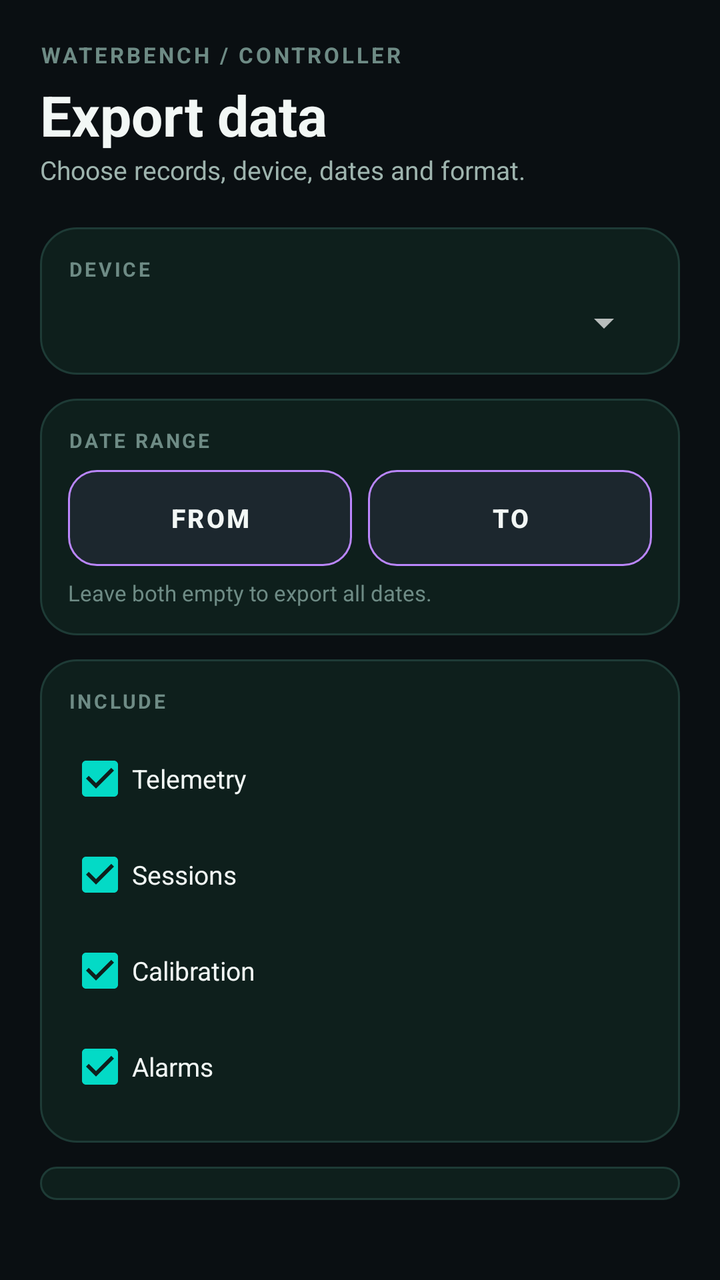
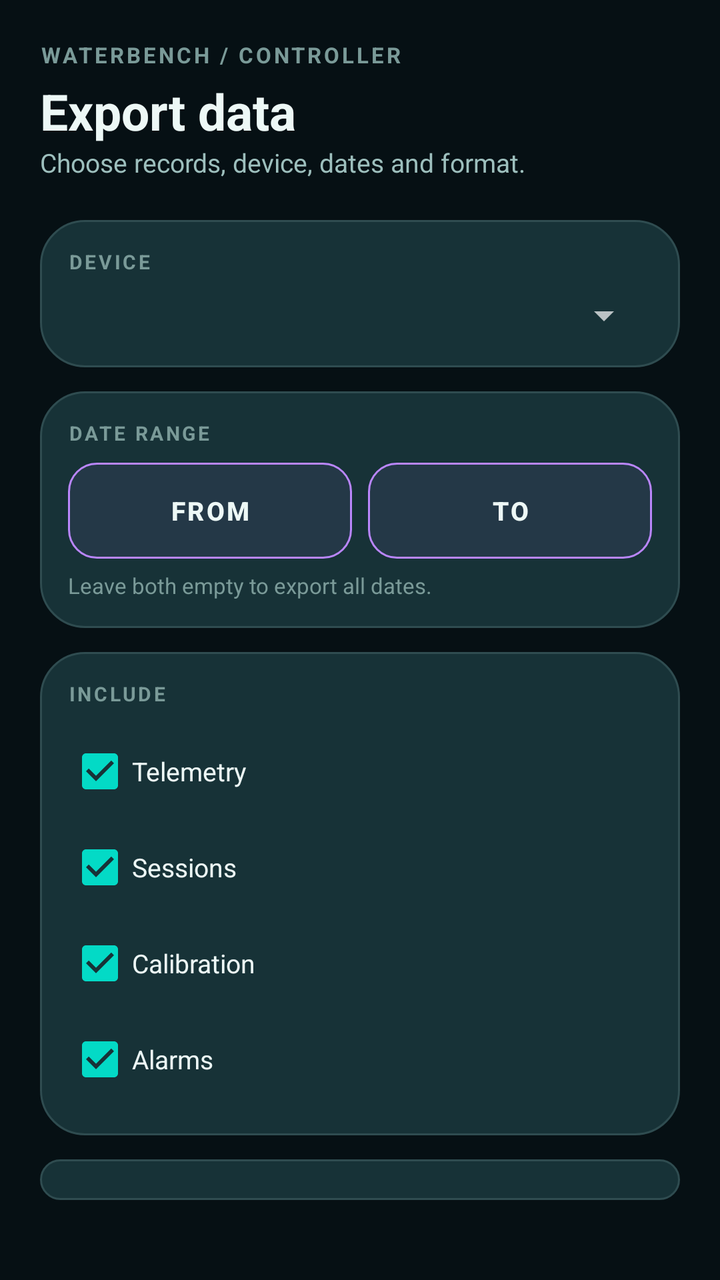

Two renders of the same Android screen: before a commit and after it. Below are the layout's source before the change and the commit's diff.
<!-- AndroidManifest.xml: application theme Theme.WaterBench -->
<!-- res/layout/screen_export.xml -->
<?xml version="1.0" encoding="utf-8"?>
<LinearLayout xmlns:android="http://schemas.android.com/apk/res/android"
    android:layout_width="match_parent"
    android:layout_height="match_parent"
    android:orientation="vertical"
    android:padding="20dp">

    <TextView android:layout_width="wrap_content" android:layout_height="wrap_content"
        android:text="WATERBENCH / CONTROLLER"
        android:textColor="?attr/wbTextMuted" android:textSize="11sp"
        android:letterSpacing="0.12" android:textStyle="bold" />

    <TextView android:layout_width="wrap_content" android:layout_height="wrap_content"
        android:text="Export data"
        android:textColor="?attr/wbTextPrimary" android:textSize="28sp"
        android:textStyle="bold" android:layout_marginTop="4dp" />

    <TextView android:layout_width="wrap_content" android:layout_height="wrap_content"
        android:text="@string/tagline_export"
        android:textColor="?attr/wbTextSecondary" android:textSize="13sp"
        android:layout_marginBottom="20dp" />

    
    <LinearLayout android:layout_width="match_parent" android:layout_height="wrap_content"
        android:orientation="vertical" android:background="@drawable/card_bg"
        android:padding="14dp" android:layout_marginBottom="12dp">

        <TextView android:layout_width="wrap_content" android:layout_height="wrap_content"
            android:text="DEVICE" android:textColor="?attr/wbTextMuted"
            android:textSize="10sp" android:letterSpacing="0.12" android:textStyle="bold" />

        <Spinner android:id="@+id/spnDevice"
            android:layout_width="match_parent" android:layout_height="wrap_content"
            android:layout_marginTop="8dp" />
    </LinearLayout>

    
    <LinearLayout android:layout_width="match_parent" android:layout_height="wrap_content"
        android:orientation="vertical" android:background="@drawable/card_bg"
        android:padding="14dp" android:layout_marginBottom="12dp">

        <TextView android:layout_width="wrap_content" android:layout_height="wrap_content"
            android:text="DATE RANGE" android:textColor="?attr/wbTextMuted"
            android:textSize="10sp" android:letterSpacing="0.12" android:textStyle="bold" />

        <LinearLayout android:layout_width="match_parent" android:layout_height="wrap_content"
            android:orientation="horizontal" android:layout_marginTop="8dp"
            android:gravity="center_vertical">

            <Button android:id="@+id/btnDateFrom"
                android:layout_width="0dp" android:layout_weight="1" android:layout_height="48dp"
                android:background="@drawable/input_bg"
                android:text="From" android:textColor="?attr/wbTextPrimary"
                android:textSize="13sp" android:textStyle="bold"
                android:paddingStart="12dp" android:paddingEnd="12dp"
                android:layout_marginEnd="8dp" />

            <Button android:id="@+id/btnDateTo"
                android:layout_width="0dp" android:layout_weight="1" android:layout_height="48dp"
                android:background="@drawable/input_bg"
                android:text="To" android:textColor="?attr/wbTextPrimary"
                android:textSize="13sp" android:textStyle="bold"
                android:paddingStart="12dp" android:paddingEnd="12dp" />

        </LinearLayout>
        <TextView android:layout_width="wrap_content" android:layout_height="wrap_content"
            android:layout_marginTop="6dp"
            android:text="Leave both empty to export all dates." android:textColor="?attr/wbTextMuted"
            android:textSize="11sp" />
    </LinearLayout>

    
    <LinearLayout android:layout_width="match_parent" android:layout_height="wrap_content"
        android:orientation="vertical" android:background="@drawable/card_bg"
        android:padding="14dp" android:layout_marginBottom="12dp">

        <TextView android:layout_width="wrap_content" android:layout_height="wrap_content"
            android:text="INCLUDE" android:textColor="?attr/wbTextMuted"
            android:textSize="10sp" android:letterSpacing="0.12" android:textStyle="bold" />

        <LinearLayout android:layout_width="match_parent" android:layout_height="wrap_content"
            android:orientation="vertical" android:layout_marginTop="8dp">

            <CheckBox android:id="@+id/chkTelemetry"
                android:layout_width="wrap_content" android:layout_height="wrap_content"
                android:text="Telemetry" android:textColor="?attr/wbTextPrimary"
                android:textSize="13sp" android:checked="true" />

            <CheckBox android:id="@+id/chkSessions"
                android:layout_width="wrap_content" android:layout_height="wrap_content"
                android:text="Sessions" android:textColor="?attr/wbTextPrimary"
                android:textSize="13sp" android:checked="true" />

            <CheckBox android:id="@+id/chkCalibrations"
                android:layout_width="wrap_content" android:layout_height="wrap_content"
                android:text="Calibration" android:textColor="?attr/wbTextPrimary"
                android:textSize="13sp" android:checked="true" />

            <CheckBox android:id="@+id/chkAlarms"
                android:layout_width="wrap_content" android:layout_height="wrap_content"
                android:text="Alarms" android:textColor="?attr/wbTextPrimary"
                android:textSize="13sp" android:checked="true" />
        </LinearLayout>
    </LinearLayout>

    
    <LinearLayout android:layout_width="match_parent" android:layout_height="wrap_content"
        android:orientation="vertical" android:background="@drawable/card_bg"
        android:padding="14dp" android:layout_marginBottom="20dp">

        <TextView android:layout_width="wrap_content" android:layout_height="wrap_content"
            android:text="FORMAT" android:textColor="?attr/wbTextMuted"
            android:textSize="10sp" android:letterSpacing="0.12" android:textStyle="bold" />

        <RadioGroup android:id="@+id/rgFormat"
            android:layout_width="match_parent" android:layout_height="wrap_content"
            android:orientation="horizontal" android:layout_marginTop="8dp">

            <RadioButton android:id="@+id/rbCsv"
                android:layout_width="wrap_content" android:layout_height="wrap_content"
                android:text="CSV" android:textColor="?attr/wbTextPrimary"
                android:textSize="13sp" android:checked="true" />

            <RadioButton android:id="@+id/rbJson"
                android:layout_width="wrap_content" android:layout_height="wrap_content"
                android:text="JSON" android:textColor="?attr/wbTextPrimary"
                android:textSize="13sp" />

            <RadioButton android:id="@+id/rbPdf"
                android:layout_width="wrap_content" android:layout_height="wrap_content"
                android:text="PDF" android:textColor="?attr/wbTextPrimary"
                android:textSize="13sp" />
        </RadioGroup>
    </LinearLayout>

    
    <Button android:id="@+id/btnExport"
        android:layout_width="match_parent" android:layout_height="56dp"
        android:background="@drawable/btn_normal"
        android:text="EXPORT FILE" android:textColor="?attr/wbBg"
        android:textStyle="bold" />

    <TextView android:layout_width="match_parent" android:layout_height="wrap_content"
        android:layout_marginTop="20dp" android:gravity="center"
        android:text="Water-only supervised bench prototype · Not for medical or human use"
        android:textColor="?attr/wbTextMuted" android:textSize="11sp" />

</LinearLayout>
<!-- resources referenced by this layout -->
<resources>
  <!-- drawable btn_normal (drawable) -->
  <?xml version="1.0" encoding="utf-8"?>
  <ripple xmlns:android="http://schemas.android.com/apk/res/android"
      android:color="#33FFFFFF">
      <item>
          <shape android:shape="rectangle">
              <solid android:color="?attr/wbAccent" />
              <corners android:radius="18dp" />
          </shape>
      </item>
  </ripple>
  <!-- drawable card_bg (drawable) -->
  <?xml version="1.0" encoding="utf-8"?>
  <shape xmlns:android="http://schemas.android.com/apk/res/android"
      android:shape="rectangle">
      <solid android:color="?attr/wbSurface" />
      <corners android:radius="18dp" />
      <stroke android:width="1dp" android:color="?attr/wbSurfaceStroke" />
  </shape>
  <!-- drawable input_bg (drawable) -->
  <?xml version="1.0" encoding="utf-8"?>
  <shape xmlns:android="http://schemas.android.com/apk/res/android"
      android:shape="rectangle">
      <solid android:color="?attr/wbInputBg" />
      <corners android:radius="14dp" />
      <stroke android:width="1dp" android:color="?attr/wbSurfaceStroke" />
  </shape>
  <string name="tagline_export">Choose records, device, dates and format.</string>
  <style name="Theme.WaterBench" parent="Theme.MaterialComponents.NoActionBar">
          <item name="wbBg">#0A0F12</item>
          <item name="wbSurface">#0E1F1C</item>
          <item name="wbSurfaceStroke">#1E3B36</item>
          <item name="wbInputBg">#14232020</item>
          <item name="wbChipBg">#164138</item>
          <item name="wbNavBg">#E6111614</item>
          <item name="wbNavItemBg">#331E3B36</item>
          <item name="wbProgressTrack">#1A2A26</item>
          <item name="wbAccent">#59D6B4</item>
          <item name="wbAccentDim">#3E9C80</item>
          <item name="wbOnAccent">#0A0F12</item>
          <item name="wbTextPrimary">#F2F7F5</item>
          <item name="wbTextSecondary">#9EB4AE</item>
          <item name="wbTextMuted">#6E8B85</item>
          <item name="wbDanger">#E5484D</item>
          <item name="wbDangerDim">#4A1414</item>
          <item name="wbDangerStroke">#7A1F1F</item>
          <item name="wbWarn">#EFA35C</item>
          <item name="wbWarnDim">#3E2A12</item>
          <item name="wbWarnStroke">#6B4A1E</item>
  
          <item name="android:windowBackground">#0A0F12</item>
          <item name="android:colorPrimary">#59D6B4</item>
          <item name="android:colorAccent">#59D6B4</item>
          <item name="android:statusBarColor">#0A0F12</item>
          <item name="android:navigationBarColor">#0A0F12</item>
          <item name="colorSurface">#0E1F1C</item>
          <item name="colorOnSurface">#F2F7F5</item>
          <item name="android:windowLightStatusBar" tools:targetApi="m">false</item>
      </style>
</resources>

<!-- the commit's change to res/layout/screen_export.xml (unified diff, before → after) -->
@@ -12,7 +12,7 @@
 
     <TextView android:layout_width="wrap_content" android:layout_height="wrap_content"
         android:text="Export data"
-        android:textColor="?attr/wbTextPrimary" android:textSize="28sp"
+        android:textColor="?attr/wbTextPrimary" android:textSize="25sp"
         android:textStyle="bold" android:layout_marginTop="4dp" />
 
     <TextView android:layout_width="wrap_content" android:layout_height="wrap_content"
<!-- resource entries referenced after the edit -->
@@ -16,7 +16,7 @@
   <shape xmlns:android="http://schemas.android.com/apk/res/android"
       android:shape="rectangle">
       <solid android:color="?attr/wbSurface" />
-      <corners android:radius="18dp" />
+      <corners android:radius="22dp" />
       <stroke android:width="1dp" android:color="?attr/wbSurfaceStroke" />
   </shape>
   <!-- drawable input_bg (drawable) -->
@@ -29,20 +29,20 @@
   </shape>
   <string name="tagline_export">Choose records, device, dates and format.</string>
   <style name="Theme.WaterBench" parent="Theme.MaterialComponents.NoActionBar">
-          <item name="wbBg">#0A0F12</item>
-          <item name="wbSurface">#0E1F1C</item>
-          <item name="wbSurfaceStroke">#1E3B36</item>
-          <item name="wbInputBg">#14232020</item>
-          <item name="wbChipBg">#164138</item>
-          <item name="wbNavBg">#E6111614</item>
-          <item name="wbNavItemBg">#331E3B36</item>
-          <item name="wbProgressTrack">#1A2A26</item>
-          <item name="wbAccent">#59D6B4</item>
-          <item name="wbAccentDim">#3E9C80</item>
-          <item name="wbOnAccent">#0A0F12</item>
-          <item name="wbTextPrimary">#F2F7F5</item>
-          <item name="wbTextSecondary">#9EB4AE</item>
-          <item name="wbTextMuted">#6E8B85</item>
+          <item name="wbBg">#061014</item>
+          <item name="wbSurface">#173237</item>
+          <item name="wbSurfaceStroke">#2F4C50</item>
+          <item name="wbInputBg">#141E2E33</item>
+          <item name="wbChipBg">#17393C</item>
+          <item name="wbNavBg">#E60B1B1E</item>
+          <item name="wbNavItemBg">#26464A</item>
+          <item name="wbProgressTrack">#1D3338</item>
+          <item name="wbAccent">#6BE0C7</item>
+          <item name="wbAccentDim">#4FB8A1</item>
+          <item name="wbOnAccent">#061014</item>
+          <item name="wbTextPrimary">#EDF8F6</item>
+          <item name="wbTextSecondary">#9DBFBD</item>
+          <item name="wbTextMuted">#7A9A98</item>
           <item name="wbDanger">#E5484D</item>
           <item name="wbDangerDim">#4A1414</item>
           <item name="wbDangerStroke">#7A1F1F</item>
@@ -50,13 +50,13 @@
           <item name="wbWarnDim">#3E2A12</item>
           <item name="wbWarnStroke">#6B4A1E</item>
   
-          <item name="android:windowBackground">#0A0F12</item>
-          <item name="android:colorPrimary">#59D6B4</item>
-          <item name="android:colorAccent">#59D6B4</item>
-          <item name="android:statusBarColor">#0A0F12</item>
-          <item name="android:navigationBarColor">#0A0F12</item>
-          <item name="colorSurface">#0E1F1C</item>
-          <item name="colorOnSurface">#F2F7F5</item>
+          <item name="android:windowBackground">#061014</item>
+          <item name="android:colorPrimary">#6BE0C7</item>
+          <item name="android:colorAccent">#6BE0C7</item>
+          <item name="android:statusBarColor">#061014</item>
+          <item name="android:navigationBarColor">#061014</item>
+          <item name="colorSurface">#173237</item>
+          <item name="colorOnSurface">#EDF8F6</item>
           <item name="android:windowLightStatusBar" tools:targetApi="m">false</item>
       </style>
 </resources>
